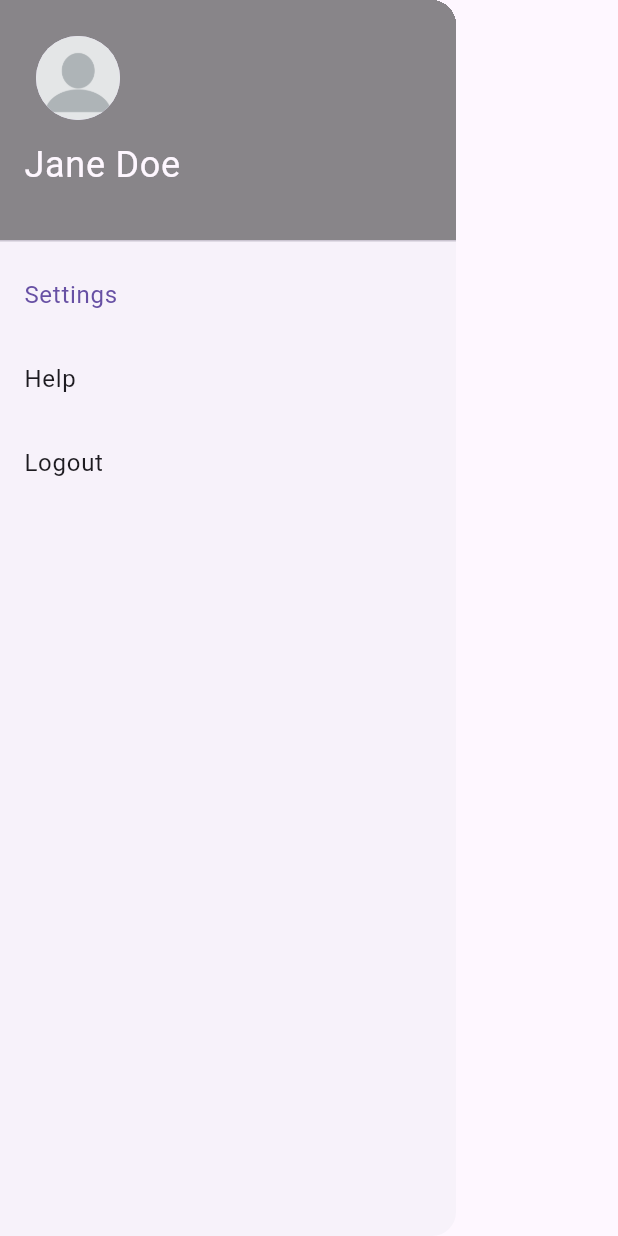
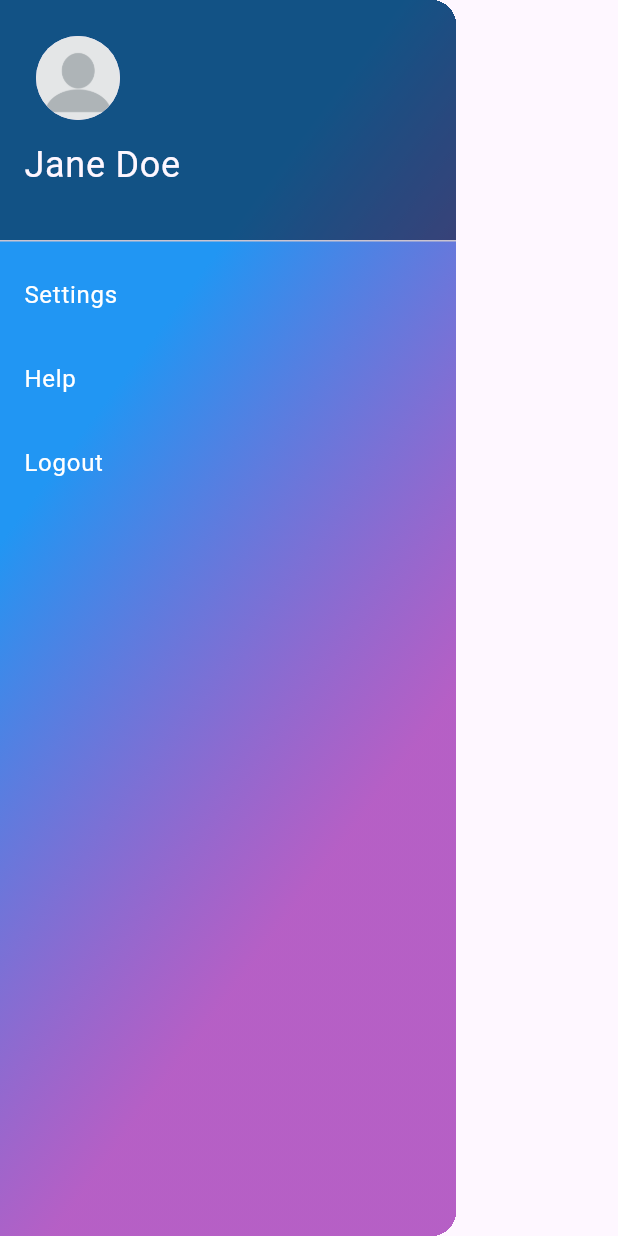
Before and after one commit to nokecdev/messenger, a Flutter app: the ChatRoomsDrawer widget shown alone on an empty page, opened directly, on a phone screen of 412 x 824 dp. Run offline on Flutter 3.47's test engine with Material 3 defaults, Android fonts, the phone set to English and light mode, and no system bars; our stand-ins replace flutter_secure_storage, flutter_spinkit; missing offline and left inert: signalr_netcore; accounts and stored records are empty; network calls fail.

Commit message:
design drawer

```diff
--- a/lib/Widgets/States/ChatRoomsDrawer.dart
+++ b/lib/Widgets/States/ChatRoomsDrawer.dart
@@ -22,6 +22,16 @@ class _ChatRoomsDrawerState extends State<ChatRoomsDrawer> {
       // Add a ListView to the drawer. This ensures the user can scroll
       // through the options in the drawer if there isn't enough vertical
       // space to fit everything.
+      child: Container(
+        decoration: const BoxDecoration(
+          gradient: LinearGradient(
+            begin: Alignment(-1.0, 0.0),
+            end: Alignment(1.0, 0.0),
+            colors: [Colors.blue, Color.fromARGB(186, 155, 39, 176)],
+            stops: [0.0, 1.0],
+            transform: GradientRotation(0.64),
+          ),
+        ),
         child: ListView(
           padding: EdgeInsets.zero,
           children: [
@@ -29,8 +39,8 @@ class _ChatRoomsDrawerState extends State<ChatRoomsDrawer> {
               currentAccountPicture: Padding(
                 padding: EdgeInsets.all(8.0),
                 child: CircleAvatar(
-                backgroundImage:
-                    AssetImage('assets/blank_profile_pic.png') as ImageProvider,
+                  backgroundImage: AssetImage('assets/blank_profile_pic.png')
+                      as ImageProvider,
                 ),
               ),
               accountEmail: SizedBox.shrink(),
@@ -44,7 +54,7 @@ class _ChatRoomsDrawerState extends State<ChatRoomsDrawer> {
             ),
             ListTile(
               title: const Text('Settings'),
-            selected: _selectedIndex == 0,
+              textColor: Colors.white,
               onTap: () {
                 // Update the state of the app
                 _onItemTapped(0);
@@ -54,6 +64,7 @@ class _ChatRoomsDrawerState extends State<ChatRoomsDrawer> {
             ),
             ListTile(
               title: const Text('Help'),
+              textColor: Colors.white,
               selected: _selectedIndex == 1,
               onTap: () {
                 // Update the state of the app
@@ -64,6 +75,7 @@ class _ChatRoomsDrawerState extends State<ChatRoomsDrawer> {
             ),
             ListTile(
               title: const Text('Logout'),
+              textColor: Colors.white,
               selected: _selectedIndex == 2,
               onTap: () {
                 //TODO: delete user data from store
@@ -74,6 +86,7 @@ class _ChatRoomsDrawerState extends State<ChatRoomsDrawer> {
             ),
           ],
         ),
+      ),
     );
   }
 }
--- a/lib/main.dart
+++ b/lib/main.dart
@@ -1,5 +1,6 @@
 import 'package:flutter/material.dart';
 import 'package:signalr_chat/Widgets/ChatRoomView.dart';
+import 'package:signalr_chat/Widgets/SearchView.dart';
 import 'package:signalr_chat/Widgets/States/LoadingState.dart';
 import 'package:signalr_chat/Widgets/LoadingView.dart';
 import 'package:signalr_chat/Widgets/LoginView.dart';
@@ -35,12 +36,18 @@ class MyApp extends StatelessWidget {
   @override
   Widget build(BuildContext context) {
     return MaterialApp(
+      theme: ThemeData(
+        drawerTheme: const DrawerThemeData(
+          backgroundColor: Colors.transparent,
+        ),
+      ),
       initialRoute: '/login',
       routes: {
         '/loading': (context) => const LoadingView(),
         '/login': (context) => const LoginView(),
         '/chatrooms': (context) => const ChatRoomView(),
         '/messages': (context) => const MessageView(),
+        '/search': (context) => const SearchView()
       },
     );
   }
```
Lines whose indentation alone changed are shown as unchanged.
